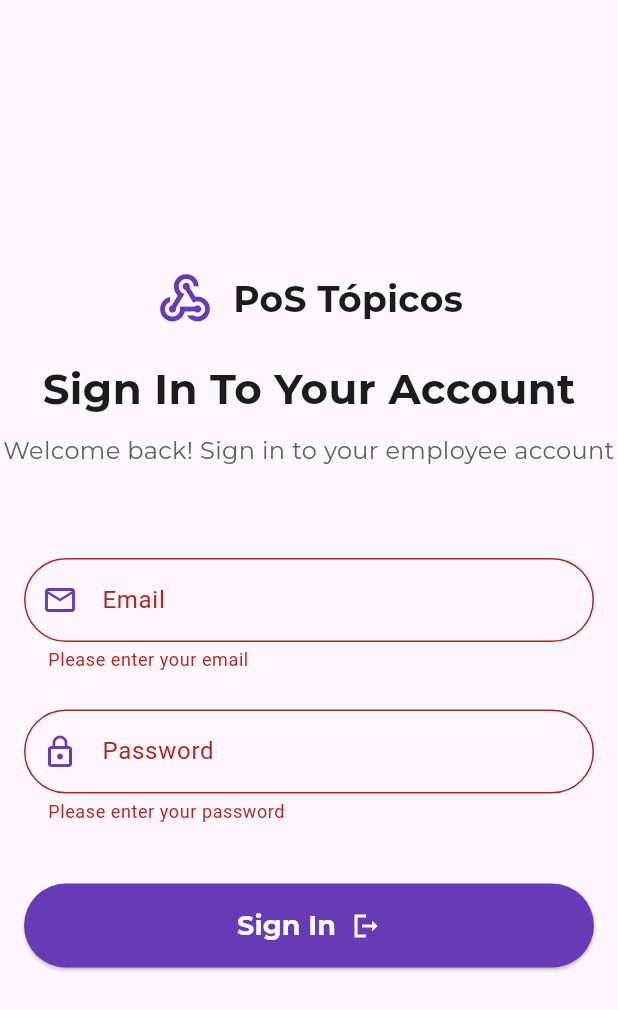
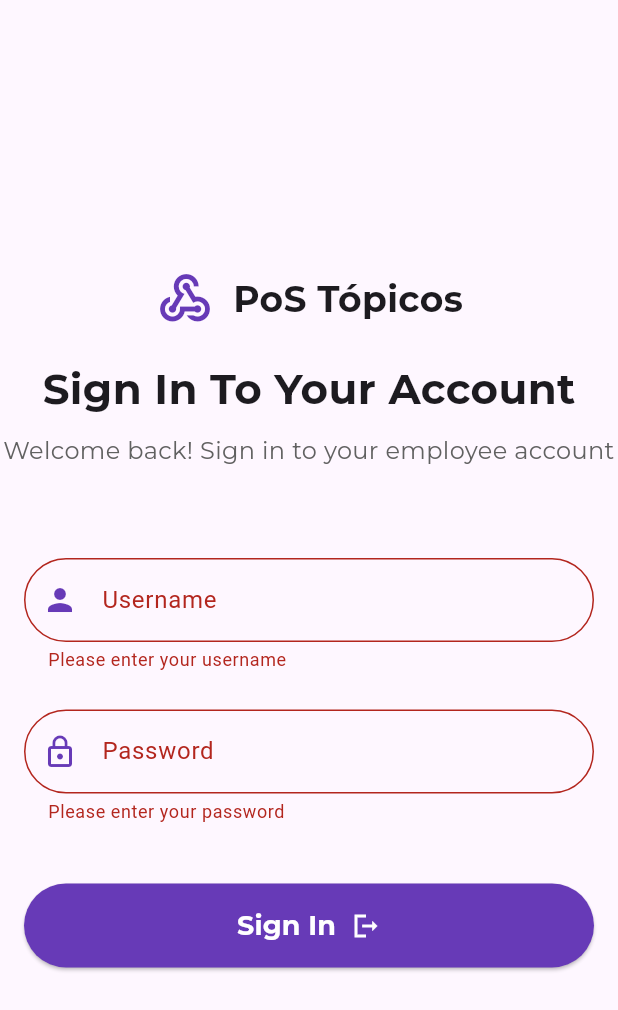
Before and after one commit to Jesp11/pos, a Flutter app: the screen it shows after launch, after a tap on "Sign In", on a phone screen of 412 x 824 dp. Shown: the top 1010 px of the screen. Run offline on Flutter 3.47's test engine with Material 3 defaults, Android fonts, the phone set to English and light mode, and no system bars; our stand-ins replace google_fonts, hive, hive_flutter; accounts and stored records are empty.

Commit message:
login basic auth ready

```diff
--- a/lib/components/login/login_form.dart
+++ b/lib/components/login/login_form.dart
@@ -1,5 +1,6 @@
 import 'package:flutter/material.dart';
 import 'package:google_fonts/google_fonts.dart';
+import 'package:pos/services/hive_services.dart';
 
 class LoginForm extends StatefulWidget {
   const LoginForm({super.key});
@@ -10,8 +11,9 @@ class LoginForm extends StatefulWidget {
 
 class _LoginFormState extends State<LoginForm> {
   final _formKey = GlobalKey<FormState>();
-  String? _email;
-  String? _password;
+  final TextEditingController usernameController = TextEditingController();
+  final TextEditingController passwordController = TextEditingController();
+  final HiveServices hiveService = HiveServices();
 
   @override
   Widget build(BuildContext context) {
@@ -22,13 +24,13 @@ class _LoginFormState extends State<LoginForm> {
         child: Column(
           crossAxisAlignment: CrossAxisAlignment.stretch,
           children: [
-            // Campo de email con ícono
             TextFormField(
+              controller: usernameController, // Usar el controlador
               decoration: InputDecoration(
-                labelText: 'Email',
-                prefixIcon: const Icon(Icons.email_outlined, color: Colors.deepPurple),
+                labelText: 'Username',
+                prefixIcon: const Icon(Icons.person, color: Colors.deepPurple),
                 border: OutlineInputBorder(
-                  borderRadius: BorderRadius.circular(30), // Bordes redondeados
+                  borderRadius: BorderRadius.circular(30),
                   borderSide: const BorderSide(color: Colors.deepPurple),
                 ),
                 focusedBorder: OutlineInputBorder(
@@ -42,21 +44,19 @@ class _LoginFormState extends State<LoginForm> {
               ),
               validator: (value) {
                 if (value == null || value.isEmpty) {
-                  return 'Please enter your email';
+                  return 'Please enter your username';
                 }
                 return null;
-              },
-              onSaved: (value) {
-                _email = value;
               },
             ),
             const SizedBox(height: 25),
             TextFormField(
+              controller: passwordController,
               decoration: InputDecoration(
                 labelText: 'Password',
                 prefixIcon: const Icon(Icons.lock_outline, color: Colors.deepPurple),
                 border: OutlineInputBorder(
-                  borderRadius: BorderRadius.circular(30), // Bordes redondeados
+                  borderRadius: BorderRadius.circular(30),
                   borderSide: const BorderSide(color: Colors.deepPurple),
                 ),
                 focusedBorder: OutlineInputBorder(
@@ -75,16 +75,34 @@ class _LoginFormState extends State<LoginForm> {
                 }
                 return null;
               },
-              onSaved: (value) {
-                _password = value;
-              },
             ),
             const SizedBox(height: 40),
             ElevatedButton(
-              onPressed: () {
+              onPressed: () async {
                 if (_formKey.currentState!.validate()) {
-                  _formKey.currentState!.save();
-                  print('Email: $_email, Password: $_password');
+
+                  String username = usernameController.text;
+                  String password = passwordController.text;
+
+                  bool success = await hiveService.loginUser(username, password);
+                  if (success) {
+                    Navigator.pushReplacementNamed(context, '/dashboard');
+                  } else {
+
+                    showDialog(
+                      context: context,
+                      builder: (context) => AlertDialog(
+                        title: Text('Error al Iniciar Sesión'),
+                        content: Text('Usuario o Contraseña incorrectos'),
+                        actions: [
+                          TextButton(
+                            onPressed: () => Navigator.pop(context),
+                            child: Text('Ok'),
+                          )
+                        ],
+                      ),
+                    );
+                  }
                 }
               },
               style: ElevatedButton.styleFrom(
@@ -92,15 +110,18 @@ class _LoginFormState extends State<LoginForm> {
                   borderRadius: BorderRadius.circular(30),
                 ),
                 padding: const EdgeInsets.symmetric(vertical: 15),
-                backgroundColor: Colors.deepPurple
+                backgroundColor: Colors.deepPurple,
               ),
               child: Center(
                 child: Row(
                   mainAxisAlignment: MainAxisAlignment.center,
                   children: [
-                    Text('Sign In', style: GoogleFonts.montserrat(fontSize: 18, fontWeight: FontWeight.bold, color: Colors.white),),
+                    Text(
+                      'Sign In',
+                      style: GoogleFonts.montserrat(fontSize: 18, fontWeight: FontWeight.bold, color: Colors.white),
+                    ),
                     const SizedBox(width: 10),
-                    const Icon(Icons.logout_sharp, size: 20, color: Colors.white,)
+                    const Icon(Icons.logout_sharp, size: 20, color: Colors.white),
                   ],
                 ),
               ),
--- a/lib/main.dart
+++ b/lib/main.dart
@@ -1,8 +1,20 @@
 import 'package:flutter/material.dart';
+import 'package:hive_flutter/hive_flutter.dart';
+import 'package:pos/models/user.dart';
 import 'screens/login_screen.dart';
+import 'screens/dashboard_screen.dart';
+import 'screens/sales_screen.dart';
 
-void main() {
-  runApp(const MainApp());
+
+void main() async {
+  WidgetsFlutterBinding.ensureInitialized();
+  await Hive.initFlutter();
+  var userBox = await Hive.openBox('userBox');
+
+    User defaultUser = User(username: 'admin', password: 'admin123');
+    await userBox.put(defaultUser.username, defaultUser.toMap());
+
+  runApp(MainApp());
 }
 
 class MainApp extends StatelessWidget {
@@ -11,7 +23,12 @@ class MainApp extends StatelessWidget {
   @override
   Widget build(BuildContext context) {
     return MaterialApp(
-      home: LoginScreen(),
+      initialRoute: '/',
+      routes: {
+        '/': (context) => const LoginScreen(),
+        '/dashboard': (context) => DashboardScreen(),
+        '/sales': (context) => SalesScreen(),
+      },
     );
   }
 }
--- /dev/null
+++ b/lib/models/user.dart
@@ -0,0 +1,21 @@
+// lib/models/user.dart
+class User {
+  final String username;
+  final String password;
+
+  User({required this.username, required this.password});
+
+  Map<String, dynamic> toMap() {
+    return {
+      'username': username,
+      'password': password,
+    };
+  }
+
+  factory User.fromMap(Map<String, dynamic> map) {
+    return User(
+      username: map['username'],
+      password: map['password'],
+    );
+  }
+}
--- /dev/null
+++ b/lib/services/hive_services.dart
@@ -0,0 +1,35 @@
+import 'package:hive/hive.dart';
+import 'package:pos/models/user.dart';
+
+class HiveServices {
+
+  static const String userBoxName = 'userBox';
+
+  Future <void> registerUser(User user) async {
+    var box = Hive.box(userBoxName);
+    await box.put(user.username, user.toMap());
+    print("Usuario Registrado con Exito");
+  }
+
+  Future <bool> loginUser(String username, String password) async {
+    var box = Hive.box(userBoxName);
+
+    if(box.containsKey(username)){
+      var userMap = box.get(username);
+      User user = User.fromMap(Map<String, dynamic>.from(userMap));
+
+      if (user.password == password) {
+        print("Inicio de sesion exitoso");
+        return true;
+      }
+      else {
+        print('Contraseña Incorrecta');
+        return false;
+      }
+
+    } else {
+      print('Usuario no encontrado');
+      return false;
+    }
+  }
+}
```
Also changed, not shown: lib/screens/dashboard_screen.dart (+12 -0 lines), lib/screens/sales_screen.dart (+10 -0 lines), lib/components/login/title_form.dart (deleted), lib/screens/ticket_screen.dart (deleted).
